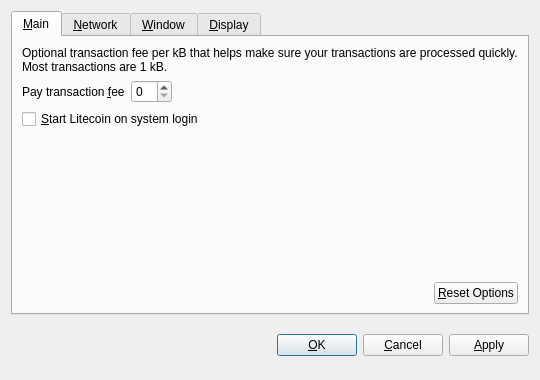
Old version of the form src/qt/forms/optionsdialog.ui in the repository hicoin/hicoin.
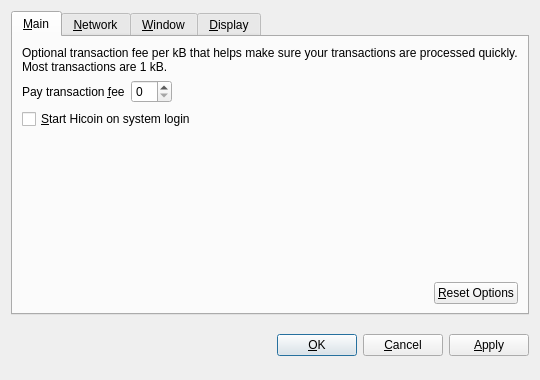
New version of the form. Custom widgets are drawn as their Qt base class.

```diff
--- a/src/qt/forms/optionsdialog.ui
+++ b/src/qt/forms/optionsdialog.ui
@@ -82,7 +82,7 @@
           <string>Automatically start Litecoin after logging in to the system.</string>
          </property>
          <property name="text">
-          <string>&amp;Start Litecoin on system login</string>
+          <string>&amp;Start Hicoin on system login</string>
          </property>
         </widget>
        </item>
```
Left out of the diff: 10 changed lines with no effect on the pictures.
